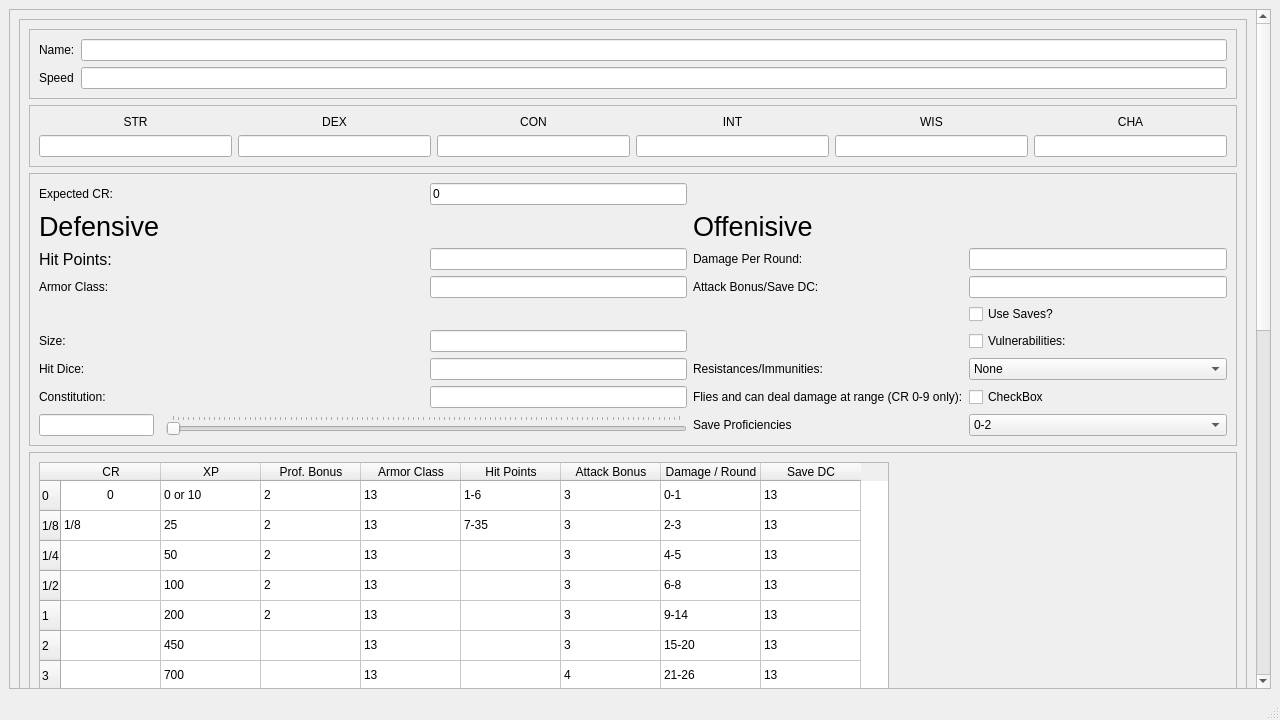
This is UI/mainScreen.ui in TheNephalian/Senior-Project as Qt 5 draws it before an edit. The edited form follows.
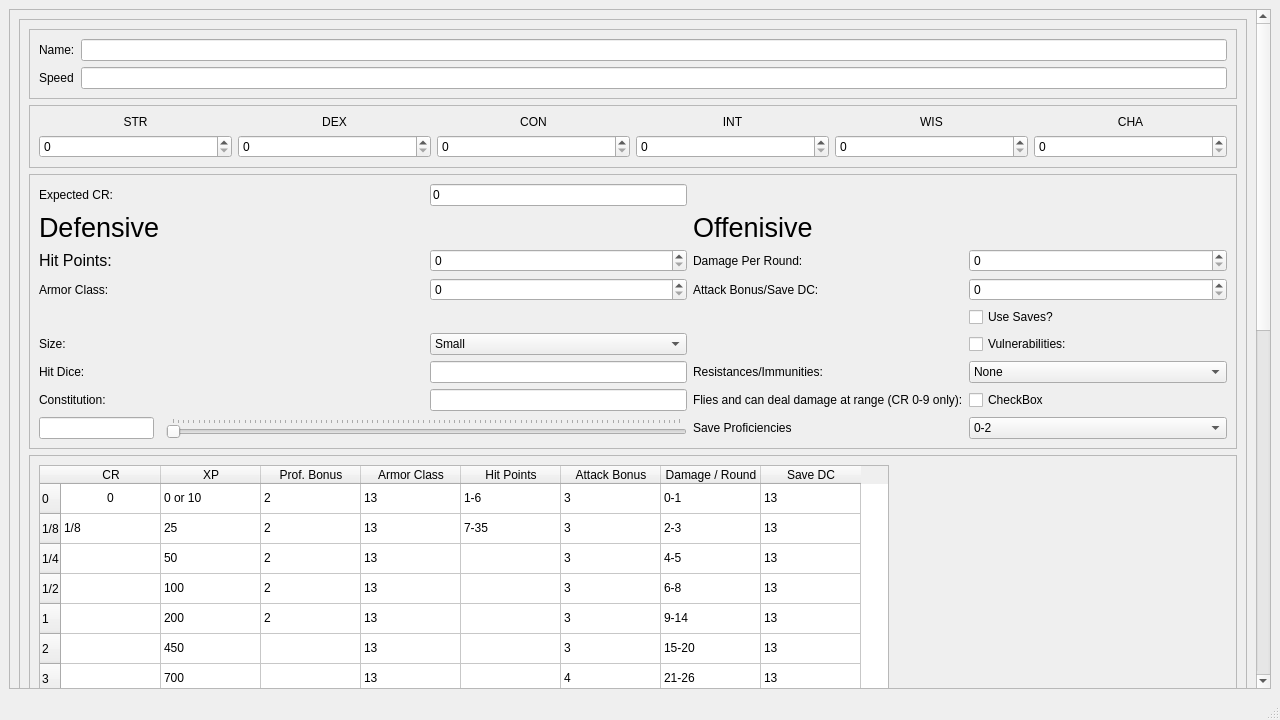
This is the edited form.

What changed in the file:
```diff
--- a/UI/mainScreen.ui
+++ b/UI/mainScreen.ui
@@ -23,6 +23,9 @@
    <layout class="QVBoxLayout" name="verticalLayout">
     <item>
      <widget class="QScrollArea" name="scrollArea">
+      <property name="styleSheet">
+       <string notr="true"/>
+      </property>
       <property name="widgetResizable">
        <bool>true</bool>
       </property>
@@ -30,7 +33,7 @@
        <property name="geometry">
         <rect>
          <x>0</x>
-         <y>-165</y>
+         <y>0</y>
          <width>1243</width>
          <height>1448</height>
         </rect>
@@ -165,22 +168,26 @@
                </widget>
               </item>
               <item row="1" column="0">
-               <widget class="QLineEdit" name="lineEdit_11"/>
+               <widget class="QSpinBox" name="spinBox_2"/>
               </item>
               <item row="1" column="1">
-               <widget class="QLineEdit" name="lineEdit_12"/>
+               <widget class="QSpinBox" name="spinBox_3"/>
               </item>
               <item row="1" column="2">
-               <widget class="QLineEdit" name="lineEdit_13"/>
+               <widget class="QSpinBox" name="spinBox_4"/>
               </item>
               <item row="1" column="3">
-               <widget class="QLineEdit" name="lineEdit_14"/>
+               <widget class="QSpinBox" name="spinBox_5"/>
               </item>
               <item row="1" column="4">
-               <widget class="QLineEdit" name="lineEdit_15"/>
+               <widget class="QSpinBox" name="spinBox_6"/>
               </item>
               <item row="1" column="5">
-               <widget class="QLineEdit" name="lineEdit_16"/>
+               <widget class="QSpinBox" name="spinBox_7">
+                <property name="maximum">
+                 <number>30</number>
+                </property>
+               </widget>
               </item>
              </layout>
             </widget>
@@ -203,22 +210,6 @@
               <property name="sizeConstraint">
                <enum>QLayout::SetDefaultConstraint</enum>
               </property>
-              <item row="4" column="4">
-               <widget class="QLineEdit" name="lineEdit_2"/>
-              </item>
-              <item row="1" column="1">
-               <spacer name="horizontalSpacer_3">
-                <property name="orientation">
-                 <enum>Qt::Horizontal</enum>
-                </property>
-                <property name="sizeHint" stdset="0">
-                 <size>
-                  <width>40</width>
-                  <height>20</height>
-                 </size>
-                </property>
-               </spacer>
-              </item>
               <item row="5" column="3">
                <widget class="QLabel" name="label_9">
                 <property name="text">
@@ -239,9 +230,6 @@
                 </property>
                </spacer>
               </item>
-              <item row="5" column="4">
-               <widget class="QLineEdit" name="lineEdit_4"/>
-              </item>
               <item row="0" column="0">
                <widget class="QLabel" name="label_13">
                 <property name="maximumSize">
@@ -255,13 +243,6 @@
                 </property>
                </widget>
               </item>
-              <item row="4" column="2">
-               <widget class="QLineEdit" name="lineEdit">
-                <property name="text">
-                 <string/>
-                </property>
-               </widget>
-              </item>
               <item row="0" column="2">
                <widget class="QLineEdit" name="lineEdit_6">
                 <property name="text">
@@ -269,8 +250,37 @@
                 </property>
                </widget>
               </item>
+              <item row="4" column="2">
+               <widget class="QSpinBox" name="spinBox"/>
+              </item>
               <item row="8" column="2">
-               <widget class="QLineEdit" name="lineEdit_5"/>
+               <widget class="QComboBox" name="comboBox_3">
+                <item>
+                 <property name="text">
+                  <string>Small</string>
+                 </property>
+                </item>
+                <item>
+                 <property name="text">
+                  <string>Med</string>
+                 </property>
+                </item>
+                <item>
+                 <property name="text">
+                  <string>Large</string>
+                 </property>
+                </item>
+               </widget>
+              </item>
+              <item row="11" column="0">
+               <widget class="QLineEdit" name="sliderValTxt">
+                <property name="maximumSize">
+                 <size>
+                  <width>115</width>
+                  <height>16777215</height>
+                 </size>
+                </property>
+               </widget>
               </item>
               <item row="9" column="3">
                <widget class="QLabel" name="label_12">
@@ -282,9 +292,6 @@
               <item row="9" column="2">
                <widget class="QLineEdit" name="lineEdit_7"/>
               </item>
-              <item row="5" column="2">
-               <widget class="QLineEdit" name="lineEdit_3"/>
-              </item>
               <item row="9" column="0">
                <widget class="QLabel" name="label_5">
                 <property name="text">
@@ -330,6 +337,22 @@
                 </item>
                </widget>
               </item>
+              <item row="1" column="1">
+               <spacer name="horizontalSpacer_3">
+                <property name="orientation">
+                 <enum>Qt::Horizontal</enum>
+                </property>
+                <property name="sizeType">
+                 <enum>QSizePolicy::Expanding</enum>
+                </property>
+                <property name="sizeHint" stdset="0">
+                 <size>
+                  <width>0</width>
+                  <height>20</height>
+                 </size>
+                </property>
+               </spacer>
+              </item>
               <item row="9" column="4">
                <widget class="QComboBox" name="comboBox">
                 <item>
@@ -407,9 +430,6 @@
                 </property>
                </widget>
               </item>
-              <item row="10" column="2">
-               <widget class="QLineEdit" name="lineEdit_9"/>
-              </item>
               <item row="1" column="4">
                <spacer name="horizontalSpacer_6">
                 <property name="orientation">
@@ -452,7 +472,7 @@
                </widget>
               </item>
               <item row="11" column="1" colspan="2">
-               <widget class="QSlider" name="horizontalSlider">
+               <widget class="QSlider" name="slider">
                 <property name="orientation">
                  <enum>Qt::Horizontal</enum>
                 </property>
@@ -461,15 +481,17 @@
                 </property>
                </widget>
               </item>
-              <item row="11" column="0">
-               <widget class="QLineEdit" name="sliderValTxt">
-                <property name="maximumSize">
-                 <size>
-                  <width>115</width>
-                  <height>16777215</height>
-                 </size>
-                </property>
-               </widget>
+              <item row="5" column="2">
+               <widget class="QSpinBox" name="spinBox_8"/>
+              </item>
+              <item row="5" column="4">
+               <widget class="QSpinBox" name="spinBox_9"/>
+              </item>
+              <item row="4" column="4">
+               <widget class="QSpinBox" name="spinBox_10"/>
+              </item>
+              <item row="10" column="2">
+               <widget class="QLineEdit" name="lineEdit_9"/>
               </item>
              </layout>
             </widget>
```
